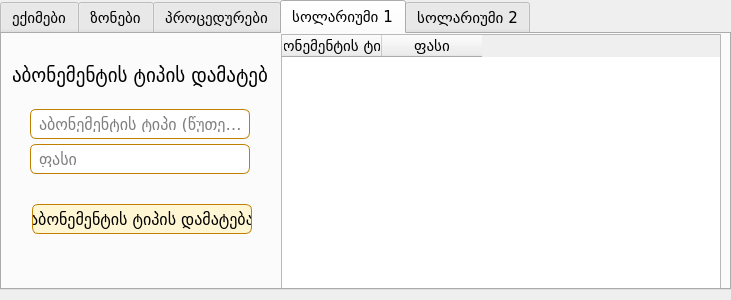
Above: ui/settings.ui from bekashvelidze/renew-commercial before the change. Below: the same form after it.
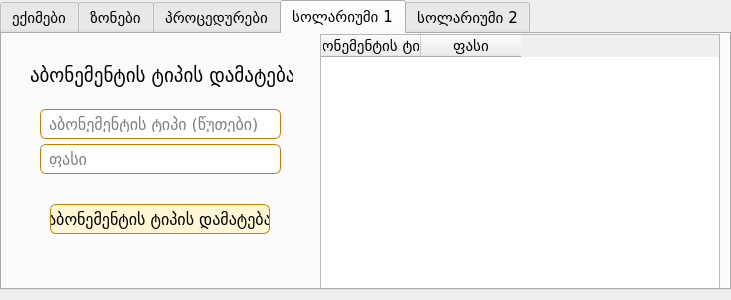
That is the form after the change. The open tabs and pages were chosen to show the change.

Commit message: added solarium 1 and solarium 2 subscription types to settings page.

What changed in the file:
```diff
--- a/ui/settings.ui
+++ b/ui/settings.ui
@@ -411,9 +411,9 @@
     <widget class="QLineEdit" name="price_sol_1">
      <property name="geometry">
       <rect>
-       <x>28</x>
+       <x>38</x>
        <y>110</y>
-       <width>220</width>
+       <width>241</width>
        <height>30</height>
       </rect>
      </property>
@@ -430,9 +430,9 @@
     <widget class="QLabel" name="sub_types_label">
      <property name="geometry">
       <rect>
-       <x>10</x>
+       <x>28</x>
        <y>30</y>
-       <width>256</width>
+       <width>263</width>
        <height>23</height>
       </rect>
      </property>
@@ -449,7 +449,7 @@
     <widget class="QPushButton" name="add_type_sol_1">
      <property name="geometry">
       <rect>
-       <x>30</x>
+       <x>48</x>
        <y>170</y>
        <width>220</width>
        <height>30</height>
@@ -468,9 +468,9 @@
     <widget class="QTableWidget" name="subscription_types_sol_1">
      <property name="geometry">
       <rect>
-       <x>279</x>
+       <x>318</x>
        <y>0</y>
-       <width>440</width>
+       <width>400</width>
        <height>260</height>
       </rect>
      </property>
@@ -506,9 +506,9 @@
     <widget class="QLineEdit" name="subscription_type_sol_1">
      <property name="geometry">
       <rect>
-       <x>28</x>
+       <x>38</x>
        <y>75</y>
-       <width>220</width>
+       <width>241</width>
        <height>30</height>
       </rect>
      </property>
```
Left out of the diff: 20 changed lines with no effect on the pictures. The commit also changes 3 other files.
